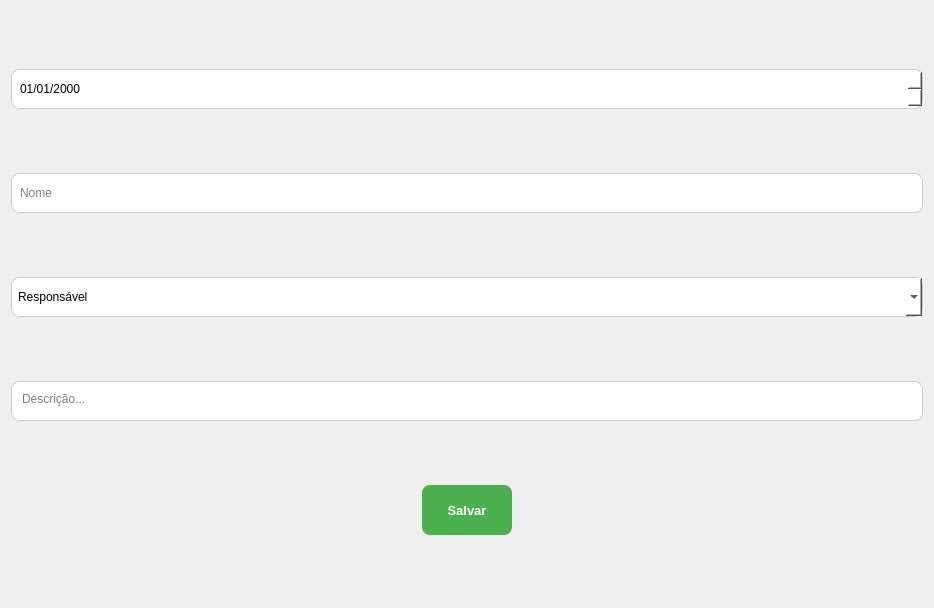
Senac-SOR-ADS/Gerenciamento-Escolar, file App/view/ui/newReport.ui: the form before one commit.
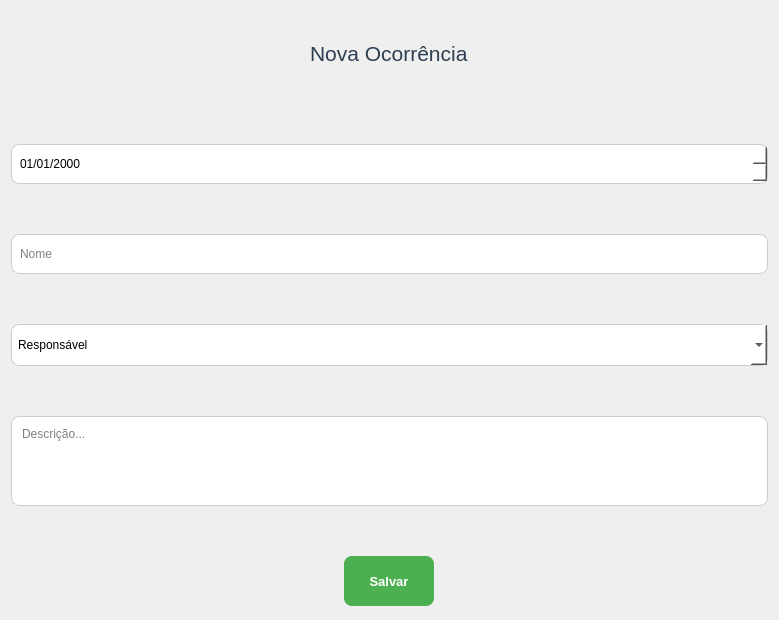
The form after the commit. Icons and pictures are not drawn.

Commit message: fix(newReport e registerStudent)

```diff
--- a/App/view/ui/newReport.ui
+++ b/App/view/ui/newReport.ui
@@ -6,8 +6,8 @@
    <rect>
     <x>0</x>
     <y>0</y>
-    <width>934</width>
-    <height>608</height>
+    <width>779</width>
+    <height>620</height>
    </rect>
   </property>
   <property name="windowTitle">
@@ -18,7 +18,14 @@
     <normaloff>imagens/68045.png</normaloff>imagens/68045.png</iconset>
   </property>
   <property name="styleSheet">
-   <string notr="true">QLineEdit, QDateTimeEdit, QComboBox, QTextEdit {
+   <string notr="true">QLabel{
+ font-family: &quot;Segoe UI&quot;, &quot;Arial&quot;, sans-serif;
+    font-size: 16px;
+    font-weight: 500;   
+    color: #2c3e50;
+}
+
+QLineEdit, QDateTimeEdit, QComboBox, QTextEdit {
     border: 1px solid #ccc;
     border-radius: 8px;
     padding: 6px;
@@ -34,7 +41,6 @@
     border-radius: 8px;
 	font-size: 13px;
 	font: bold
-    
 }
 
 QPushButton:hover {
@@ -49,12 +55,28 @@
 	
 </string>
   </property>
-  <layout class="QHBoxLayout" name="horizontalLayout">
-   <item>
-    <layout class="QVBoxLayout" name="verticalLayout" stretch="3,3,3,3,0">
+  <layout class="QGridLayout" name="gridLayout">
+   <item row="0" column="0">
+    <layout class="QVBoxLayout" name="verticalLayout" stretch="0,0,0,0,0,0">
+     <property name="spacing">
+      <number>50</number>
+     </property>
      <property name="bottomMargin">
       <number>0</number>
      </property>
+     <item alignment="Qt::AlignHCenter">
+      <widget class="QLabel" name="label">
+       <property name="maximumSize">
+        <size>
+         <width>16777215</width>
+         <height>80</height>
+        </size>
+       </property>
+       <property name="text">
+        <string>&lt;html&gt;&lt;head/&gt;&lt;body&gt;&lt;p&gt;&lt;span style=&quot; font-size:16pt; font-weight:400;&quot;&gt;Nova Ocorrência&lt;/span&gt;&lt;/p&gt;&lt;/body&gt;&lt;/html&gt;</string>
+       </property>
+      </widget>
+     </item>
      <item>
       <widget class="QDateTimeEdit" name="dataOcorrencia">
        <property name="maximumSize">
@@ -89,7 +111,7 @@
        <property name="maximumSize">
         <size>
          <width>16777215</width>
-         <height>40</height>
+         <height>42</height>
         </size>
        </property>
        <item>
@@ -104,7 +126,7 @@
        <property name="maximumSize">
         <size>
          <width>16777215</width>
-         <height>40</height>
+         <height>90</height>
         </size>
        </property>
        <property name="placeholderText">
```
Left out of the diff: 2 changed lines with no effect on the pictures. The commit also changes 2 other files.
